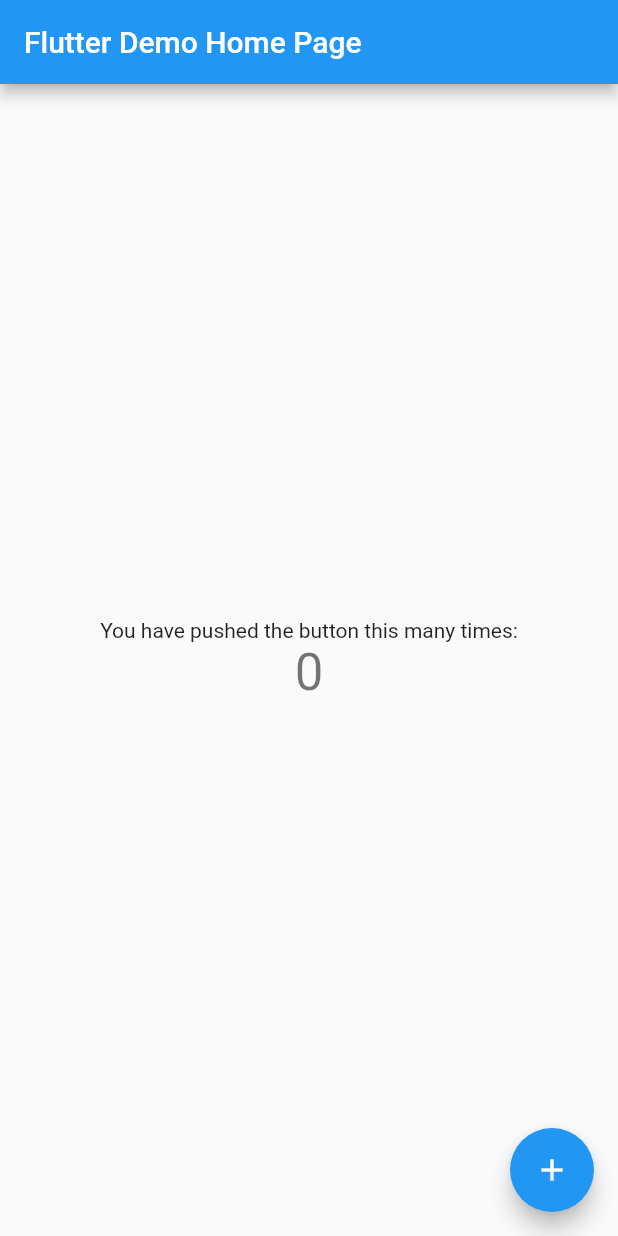
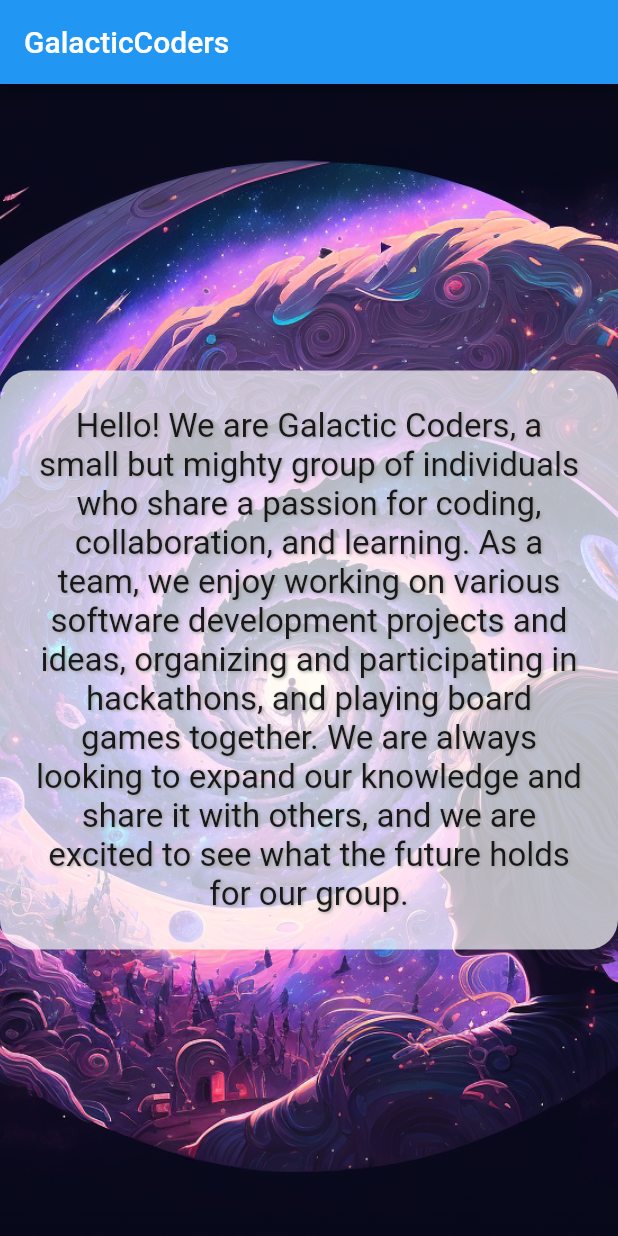
Before and after one commit to galacticcoders/galacticcoders.github.io, a Flutter app: the screen it shows after launch, on a phone screen of 412 x 824 dp. Run offline on Flutter 3.47's test engine with Material 2 defaults, Android fonts, the phone set to English and light mode, and no system bars.

Commit message:
Home page (#1)
* feat: Add first homepage
* docs: Add apache license
* test: Add test for the home screen

```diff
--- a/lib/main.dart
+++ b/lib/main.dart
@@ -1,115 +1,16 @@
 import 'package:flutter/material.dart';
 
+import 'screens/home_screen.dart';
+
 void main() {
-  runApp(const MyApp());
+  runApp(const GalacticCoders());
 }
 
-class MyApp extends StatelessWidget {
-  const MyApp({super.key});
-
-  // This widget is the root of your application.
-  @override
-  Widget build(BuildContext context) {
-    return MaterialApp(
-      title: 'Flutter Demo',
-      theme: ThemeData(
-        // This is the theme of your application.
-        //
-        // Try running your application with "flutter run". You'll see the
-        // application has a blue toolbar. Then, without quitting the app, try
-        // changing the primarySwatch below to Colors.green and then invoke
-        // "hot reload" (press "r" in the console where you ran "flutter run",
-        // or simply save your changes to "hot reload" in a Flutter IDE).
-        // Notice that the counter didn't reset back to zero; the application
-        // is not restarted.
-        primarySwatch: Colors.blue,
-      ),
-      home: const MyHomePage(title: 'Flutter Demo Home Page'),
-    );
-  }
-}
-
-class MyHomePage extends StatefulWidget {
-  const MyHomePage({super.key, required this.title});
-
-  // This widget is the home page of your application. It is stateful, meaning
-  // that it has a State object (defined below) that contains fields that affect
-  // how it looks.
-
-  // This class is the configuration for the state. It holds the values (in this
-  // case the title) provided by the parent (in this case the App widget) and
-  // used by the build method of the State. Fields in a Widget subclass are
-  // always marked "final".
-
-  final String title;
-
-  @override
-  State<MyHomePage> createState() => _MyHomePageState();
-}
-
-class _MyHomePageState extends State<MyHomePage> {
-  int _counter = 0;
-
-  void _incrementCounter() {
-    setState(() {
-      // This call to setState tells the Flutter framework that something has
-      // changed in this State, which causes it to rerun the build method below
-      // so that the display can reflect the updated values. If we changed
-      // _counter without calling setState(), then the build method would not be
-      // called again, and so nothing would appear to happen.
-      _counter++;
-    });
-  }
+class GalacticCoders extends StatelessWidget {
+  const GalacticCoders({super.key});
 
   @override
   Widget build(BuildContext context) {
-    // This method is rerun every time setState is called, for instance as done
-    // by the _incrementCounter method above.
-    //
-    // The Flutter framework has been optimized to make rerunning build methods
-    // fast, so that you can just rebuild anything that needs updating rather
-    // than having to individually change instances of widgets.
-    return Scaffold(
-      appBar: AppBar(
-        // Here we take the value from the MyHomePage object that was created by
-        // the App.build method, and use it to set our appbar title.
-        title: Text(widget.title),
-      ),
-      body: Center(
-        // Center is a layout widget. It takes a single child and positions it
-        // in the middle of the parent.
-        child: Column(
-          // Column is also a layout widget. It takes a list of children and
-          // arranges them vertically. By default, it sizes itself to fit its
-          // children horizontally, and tries to be as tall as its parent.
-          //
-          // Invoke "debug painting" (press "p" in the console, choose the
-          // "Toggle Debug Paint" action from the Flutter Inspector in Android
-          // Studio, or the "Toggle Debug Paint" command in Visual Studio Code)
-          // to see the wireframe for each widget.
-          //
-          // Column has various properties to control how it sizes itself and
-          // how it positions its children. Here we use mainAxisAlignment to
-          // center the children vertically; the main axis here is the vertical
-          // axis because Columns are vertical (the cross axis would be
-          // horizontal).
-          mainAxisAlignment: MainAxisAlignment.center,
-          children: <Widget>[
-            const Text(
-              'You have pushed the button this many times:',
-            ),
-            Text(
-              '$_counter',
-              style: Theme.of(context).textTheme.headline4,
-            ),
-          ],
-        ),
-      ),
-      floatingActionButton: FloatingActionButton(
-        onPressed: _incrementCounter,
-        tooltip: 'Increment',
-        child: const Icon(Icons.add),
-      ), // This trailing comma makes auto-formatting nicer for build methods.
-    );
+    return const MaterialApp(home: HomeScreen());
   }
 }
--- /dev/null
+++ b/lib/screens/home_screen.dart
@@ -0,0 +1,39 @@
+import 'package:flutter/material.dart';
+
+class HomeScreen extends StatelessWidget {
+  const HomeScreen({super.key});
+
+  @override
+  Widget build(BuildContext context) {
+    return Scaffold(
+      appBar: AppBar(title: const Text('GalacticCoders')),
+      body: Container(
+        decoration: const BoxDecoration(
+            image: DecorationImage(
+          image: AssetImage('assets/spiral-galaxy-synthwave.png'),
+          fit: BoxFit.cover,
+        )),
+        child: Center(
+          child: Container(
+            padding: const EdgeInsets.all(24),
+            decoration: const BoxDecoration(
+              borderRadius: BorderRadius.all(Radius.circular(20)),
+              color: Colors.white70,
+            ),
+            child: const Text(
+              'Hello! We are Galactic Coders, a small but mighty group of individuals who share a passion for coding, collaboration, and learning. As a team, we enjoy working on various software development projects and ideas, organizing and participating in hackathons, and playing board games together. We are always looking to expand our knowledge and share it with others, and we are excited to see what the future holds for our group.',
+              textAlign: TextAlign.center,
+              style: TextStyle(fontSize: 22, shadows: [
+                Shadow(
+                  offset: Offset(1.0, 1.0),
+                  blurRadius: 2.0,
+                  color: Colors.grey,
+                )
+              ]),
+            ),
+          ),
+        ),
+      ),
+    );
+  }
+}
```
Also changed, not shown: pubspec.yaml (+4 -6 lines), assets/spiral-galaxy-synthwave.png (added), 2 other files.
